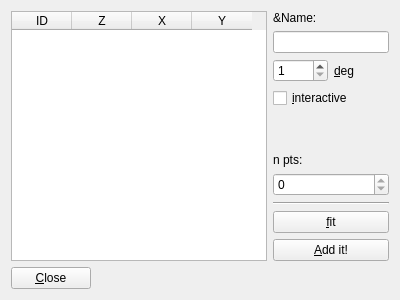
Old version of the form tutorialPlugins/add_line.ui in the repository ablot/lasagna.
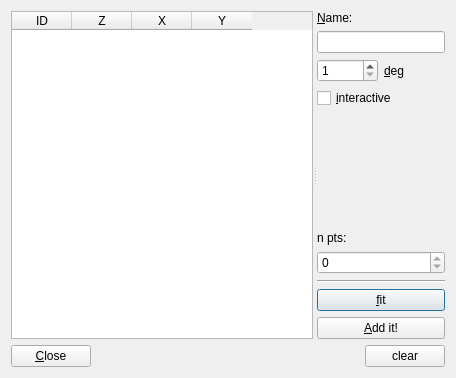
New version of the form.

```diff
--- a/tutorialPlugins/add_line.ui
+++ b/tutorialPlugins/add_line.ui
@@ -1,40 +1,24 @@
 <?xml version="1.0" encoding="UTF-8"?>
 <ui version="4.0">
  <class>addLine</class>
- <widget class="QWidget" name="addLine">
+ <widget class="QDialog" name="addLine">
   <property name="geometry">
    <rect>
     <x>0</x>
     <y>0</y>
-    <width>400</width>
-    <height>300</height>
+    <width>456</width>
+    <height>378</height>
    </rect>
   </property>
-  <property name="sizePolicy">
-   <sizepolicy hsizetype="Fixed" vsizetype="Fixed">
-    <horstretch>0</horstretch>
-    <verstretch>0</verstretch>
-   </sizepolicy>
-  </property>
-  <property name="minimumSize">
-   <size>
-    <width>400</width>
-    <height>300</height>
-   </size>
-  </property>
-  <property name="maximumSize">
-   <size>
-    <width>400</width>
-    <height>300</height>
-   </size>
-  </property>
   <property name="windowTitle">
-   <string>add lines</string>
+   <string>add_lines</string>
   </property>
   <layout class="QVBoxLayout" name="verticalLayout_2">
    <item>
-    <layout class="QHBoxLayout" name="horizontalLayout_3">
-     <item>
+    <widget class="QSplitter" name="splitter">
+     <property name="orientation">
+      <enum>Qt::Horizontal</enum>
+     </property>
       <widget class="QTableWidget" name="tableWidget">
        <property name="horizontalScrollBarPolicy">
         <enum>Qt::ScrollBarAlwaysOff</enum>
@@ -63,14 +47,16 @@
         </property>
        </column>
       </widget>
-     </item>
-     <item>
+     <widget class="QWidget" name="">
       <layout class="QVBoxLayout" name="verticalLayout">
        <item>
         <widget class="QLabel" name="label_3">
          <property name="text">
           <string>&amp;Name:</string>
          </property>
+         <property name="buddy">
+          <cstring>name_lineEdit</cstring>
+         </property>
         </widget>
        </item>
        <item>
@@ -156,8 +142,8 @@
         </widget>
        </item>
       </layout>
-     </item>
-    </layout>
+     </widget>
+    </widget>
    </item>
    <item>
     <layout class="QHBoxLayout" name="horizontalLayout_2">
@@ -181,6 +167,13 @@
        </property>
       </spacer>
      </item>
+     <item>
+      <widget class="QPushButton" name="clear_pushButton">
+       <property name="text">
+        <string>clear</string>
+       </property>
+      </widget>
+     </item>
     </layout>
    </item>
   </layout>
```
Lines whose indentation alone changed are shown as unchanged.
